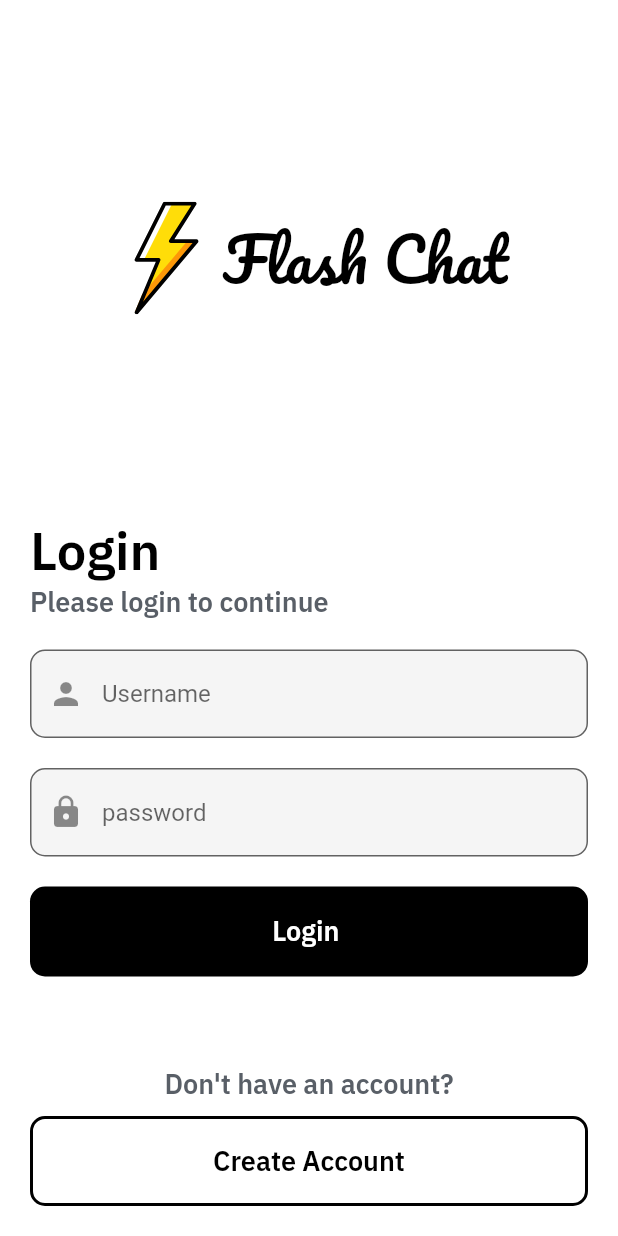
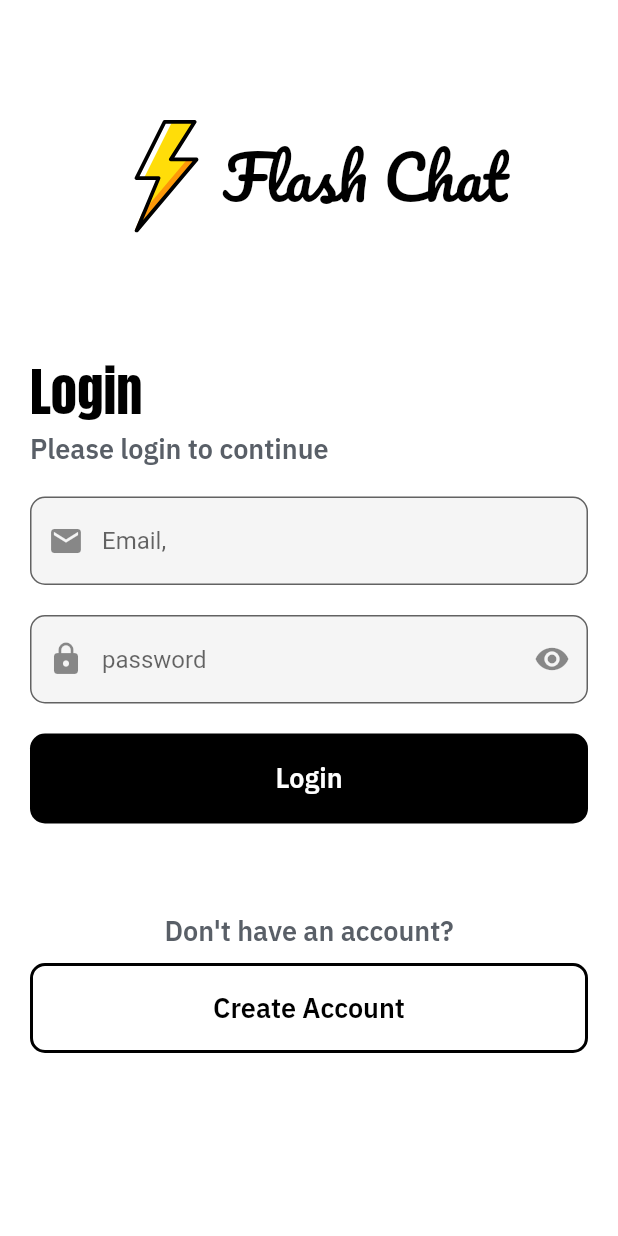
Before and after one commit to Dmytro-Pashko/Flash-Chat-Flutter-App, a Flutter app: the screen it shows after launch, on a phone screen of 412 x 824 dp. Run offline on Flutter 3.47's test engine with Material 2 defaults, Android fonts, the phone set to English and light mode, and no system bars; our stand-ins replace animated_text_kit, firebase_auth, firebase_core, flutter_spinkit, flutter_svg; accounts and stored records are empty.

Commit message:
Implemented Sign In screen. Implemented Sign Up screen. Implemented logic of showing password in TextField. Implemented Error handling for SignUp and SignIn operations. Implemented Progress Indication button. Added git description.

```diff
--- /dev/null
+++ b/lib/auth.dart
@@ -0,0 +1,41 @@
+import 'package:firebase_auth/firebase_auth.dart';
+
+class AuthManager {
+  final auth = FirebaseAuth.instance;
+
+  bool isAuthorized() {
+    return auth.currentUser != null;
+  }
+
+  User? getCurrentUser() {
+    return auth.currentUser;
+  }
+
+  Future<void> signUp(String email, String password) async {
+    if (email.isEmpty || password.isEmpty) {
+      throw 'Please fill email and password.';
+    }
+    if (password.length < 6) {
+      throw 'Password should contains at least 6 symbols.';
+    }
+    try {
+      await auth.signInWithEmailAndPassword(email: email, password: password);
+    } catch (e) {
+      if (e is FirebaseAuthException) {
+        print(e);
+        throw e.message!;
+      }
+    }
+  }
+
+  Future<void> signIn(String email, String password) async {
+    try {
+      await auth.signInWithEmailAndPassword(email: email, password: password);
+    } catch (e) {
+      if (e is FirebaseAuthException) {
+        print(e);
+        throw e.message!;
+      }
+    }
+  }
+}
--- a/lib/login_screen.dart
+++ b/lib/login_screen.dart
@@ -1,5 +1,11 @@
+import 'package:flash_chat_flutter/registration_screen.dart';
+import 'package:flash_chat_flutter/rounded_email_text_field.dart';
+import 'package:flash_chat_flutter/rounded_password_text_field.dart';
+import 'package:flash_chat_flutter/rounded_progress_button.dart';
 import 'package:flutter/material.dart';
 import 'package:flutter_svg/svg.dart';
+
+import 'auth.dart';
 
 class LoginScreen extends StatefulWidget {
   static const String screenId = 'login_screen';
@@ -11,6 +17,33 @@ class LoginScreen extends StatefulWidget {
 }
 
 class _LoginScreenState extends State<LoginScreen> {
+  final auth = AuthManager();
+
+  String email = '';
+  String password = '';
+  bool isShowPassword = false;
+  bool isLoading = false;
+  String error = '';
+
+  void signUp() async {
+    setState(() {
+      error = '';
+      isLoading = true;
+    });
+    try {
+      await auth.signIn(email, password);
+      setState(() {
+        isLoading = false;
+      });
+      //TODO go to chat screen.
+    } catch (e) {
+      setState(() {
+        error = e.toString();
+        isLoading = false;
+      });
+    }
+  }
+
   @override
   Widget build(BuildContext context) {
     return Scaffold(
@@ -21,7 +54,9 @@ class _LoginScreenState extends State<LoginScreen> {
             children: [
               getTopContent(),
               getCenterContent(),
-              SizedBox(height: 40,),
+              SizedBox(
+                height: 40,
+              ),
               getBottomContent(),
             ],
           ),
@@ -31,7 +66,8 @@ class _LoginScreenState extends State<LoginScreen> {
   }
 
   Widget getTopContent() {
-    return Expanded(
+    return Container(
+      padding: EdgeInsets.symmetric(vertical: 80),
       child: Row(
         mainAxisAlignment: MainAxisAlignment.center,
         children: [
@@ -64,7 +100,7 @@ class _LoginScreenState extends State<LoginScreen> {
           Text(
             'Login',
             style: TextStyle(
-                fontSize: 35, fontFamily: 'IBMPlexSans', color: Colors.black),
+                fontSize: 35, fontFamily: 'Anton', color: Colors.black),
           ),
           Text(
             'Please login to continue',
@@ -75,68 +111,37 @@ class _LoginScreenState extends State<LoginScreen> {
             ),
           ),
           Padding(
-            padding: const EdgeInsets.only(top: 20),
-            child: Theme(
-              data: ThemeData(
-                primaryColor: Colors.black,
-                selectedRowColor: Colors.black,
-                focusColor: Colors.grey,
-              ),
-              child: TextField(
-                decoration: InputDecoration(
-                  labelText: 'Username',
-                  alignLabelWithHint: true,
-                  prefixIcon: Icon(Icons.person),
-                  border: OutlineInputBorder(
-                      borderRadius: BorderRadius.all(Radius.circular(10))),
-                  filled: true,
-                ),
-              ),
-            ),
-          ),
+              padding: const EdgeInsets.only(top: 20),
+              child: RoundedEmailTextField(
+                label: 'Email,',
+                isEnabled: !isLoading,
+                onValueChanged: (value) {
+                  email = value;
+                },
+              )),
           Padding(
-            padding: const EdgeInsets.only(top: 20),
-            child: Theme(
-              data: ThemeData(
-                primaryColor: Colors.black,
-                selectedRowColor: Colors.black,
-                focusColor: Colors.grey,
-              ),
-              child: TextField(
-                obscureText: true,
-                decoration: InputDecoration(
-                  labelText: 'password',
-                  alignLabelWithHint: true,
-                  prefixIcon: Icon(Icons.lock),
-                  border: OutlineInputBorder(
-                      borderRadius: BorderRadius.all(Radius.circular(10))),
-                  filled: true,
-                ),
-              ),
-            ),
-          ),
+              padding: const EdgeInsets.only(top: 20),
+              child: RoundedPasswordTextField(
+                label: 'password',
+                isEnabled: !isLoading,
+                isShowValue: isShowPassword,
+                onValueChanged: (value) {},
+                onShowPasswordClicked: () {
+                  setState(() {
+                    isShowPassword = !isShowPassword;
+                  });
+                },
+              )),
           SizedBox(
             height: 20,
           ),
           Container(
             width: double.infinity,
             height: 60,
-            child: TextButton(
-              onPressed: () {},
-              child: Text(
-                'Login ',
-                style: TextStyle(
-                  color: Colors.white,
-                  fontWeight: FontWeight.bold,
-                  fontSize: 18,
-                  fontFamily: 'IBMPlexSans',
-                ),
-              ),
-              style: TextButton.styleFrom(
-                  shape: RoundedRectangleBorder(
-                    borderRadius: BorderRadius.circular(10),
-                  ),
-                  backgroundColor: Colors.black),
+            child: RoundedProgressButton(
+              label: 'Login',
+              isInProgress: isLoading,
+              onClick: () {},
             ),
           ),
         ],
@@ -165,7 +170,9 @@ class _LoginScreenState extends State<LoginScreen> {
           Container(
             height: 60,
             child: TextButton(
-              onPressed: () {},
+              onPressed: () {
+                Navigator.pushNamed(context, RegistrationScreen.screenId);
+              },
               child: Text(
                 'Create Account',
                 style: TextStyle(
--- /dev/null
+++ b/lib/rounded_email_text_field.dart
@@ -0,0 +1,39 @@
+import 'package:flutter/material.dart';
+
+class RoundedEmailTextField extends StatelessWidget {
+  const RoundedEmailTextField({
+    Key? key,
+    required this.label,
+    required this.isEnabled,
+    required this.onValueChanged,
+  }) : super(key: key);
+
+  final String label;
+  final Function(String value) onValueChanged;
+  final bool isEnabled;
+
+  @override
+  Widget build(BuildContext context) {
+    return Theme(
+      data: ThemeData(
+        focusColor: Colors.grey,
+      ),
+      child: TextField(
+        enabled: isEnabled,
+        onChanged: (value) {
+          onValueChanged(value);
+        },
+        obscureText: false,
+        keyboardType: TextInputType.emailAddress,
+        decoration: InputDecoration(
+          labelText: label,
+          alignLabelWithHint: true,
+          prefixIcon: Icon(Icons.email),
+          border: OutlineInputBorder(
+              borderRadius: BorderRadius.all(Radius.circular(10))),
+          filled: true,
+        ),
+      ),
+    );
+  }
+}
--- /dev/null
+++ b/lib/rounded_password_text_field.dart
@@ -0,0 +1,49 @@
+import 'package:flutter/material.dart';
+
+class RoundedPasswordTextField extends StatelessWidget {
+  const RoundedPasswordTextField({
+    Key? key,
+    required this.label,
+    required this.isEnabled,
+    required this.isShowValue,
+    required this.onValueChanged,
+    required this.onShowPasswordClicked,
+  }) : super(key: key);
+
+  final String label;
+  final Function(String value) onValueChanged;
+  final Function() onShowPasswordClicked;
+  final bool isEnabled;
+  final bool isShowValue;
+
+  @override
+  Widget build(BuildContext context) {
+    return Theme(
+      data: ThemeData(
+        focusColor: Colors.grey,
+      ),
+      child: TextField(
+        enabled: isEnabled,
+        onChanged: (value) {
+          onValueChanged(value);
+        },
+        obscureText: !isShowValue,
+        keyboardType: TextInputType.visiblePassword,
+        decoration: InputDecoration(
+          labelText: label,
+          alignLabelWithHint: true,
+          prefixIcon: Icon(Icons.lock),
+          suffixIcon: GestureDetector(
+            child: Icon(Icons.remove_red_eye),
+            onTap: () {
+              onShowPasswordClicked();
+            },
+          ),
+          border: OutlineInputBorder(
+              borderRadius: BorderRadius.all(Radius.circular(10))),
+          filled: true,
+        ),
+      ),
+    );
+  }
+}
--- /dev/null
+++ b/lib/rounded_progress_button.dart
@@ -0,0 +1,49 @@
+import 'package:flutter/material.dart';
+import 'package:flutter_spinkit/flutter_spinkit.dart';
+
+class RoundedProgressButton extends StatelessWidget {
+  const RoundedProgressButton({
+    Key? key,
+    this.isInProgress,
+    required this.onClick,
+    required this.label,
+  }) : super(key: key);
+
+  final isInProgress;
+  final Function() onClick;
+  final String label;
+
+  @override
+  Widget build(BuildContext context) {
+    return Container(
+      width: double.infinity,
+      height: 60,
+      child: TextButton(
+        onPressed: isInProgress
+            ? null
+            : () async {
+                onClick();
+              },
+        child: isInProgress
+            ? SpinKitFadingCircle(
+                color: Colors.white,
+                size: 50,
+              )
+            : Text(
+                label,
+                style: TextStyle(
+                  color: Colors.white,
+                  fontWeight: FontWeight.bold,
+                  fontSize: 18,
+                  fontFamily: 'IBMPlexSans',
+                ),
+              ),
+        style: TextButton.styleFrom(
+            shape: RoundedRectangleBorder(
+              borderRadius: BorderRadius.circular(10),
+            ),
+            backgroundColor: isInProgress? Colors.grey[800] : Colors.black),
+      ),
+    );
+  }
+}
--- a/lib/splash_screen.dart
+++ b/lib/splash_screen.dart
@@ -1,4 +1,5 @@
 import 'package:animated_text_kit/animated_text_kit.dart';
+import 'package:firebase_core/firebase_core.dart';
 import 'package:flash_chat_flutter/login_screen.dart';
 import 'package:flutter/material.dart';
 import 'package:flutter_svg/svg.dart';
@@ -22,6 +23,8 @@ class _SplashScreenState extends State<SplashScreen>
   @override
   void initState() {
     super.initState();
+    Firebase.initializeApp();
+
     animationController = AnimationController(
       duration: Duration(milliseconds: durationMs),
       vsync: this,
--- a/pubspec.yaml
+++ b/pubspec.yaml
@@ -15,6 +15,9 @@ dependencies:
   flutter_svg: ^1.1.4
   animated_text_kit: ^4.2.2
   font_awesome_flutter: ^10.1.0
+  firebase_core: ^1.21.1
+  firebase_auth: ^3.7.0
+  flutter_spinkit: ^5.1.0
 
 dev_dependencies:
   flutter_test:
@@ -32,3 +35,6 @@ flutter:
     - family: IBMPlexSans
       fonts:
         - asset: assets/fonts/IBMPlexSans-SemiBold.ttf
+    - family: Anton
+      fonts:
+        - asset: assets/fonts/Anton-Regular.ttf
```
Also changed, not shown: lib/registration_screen.dart (+150 -2 lines), assets/fonts/Anton-Regular.ttf (added), git_description/sign_in_default.png (added), git_description/sign_up_default.png (added), git_description/sign_up_errors.png (added), git_description/sign_up_progress.png (added), git_description/splash_animation.gif (added), pubspec.lock.
